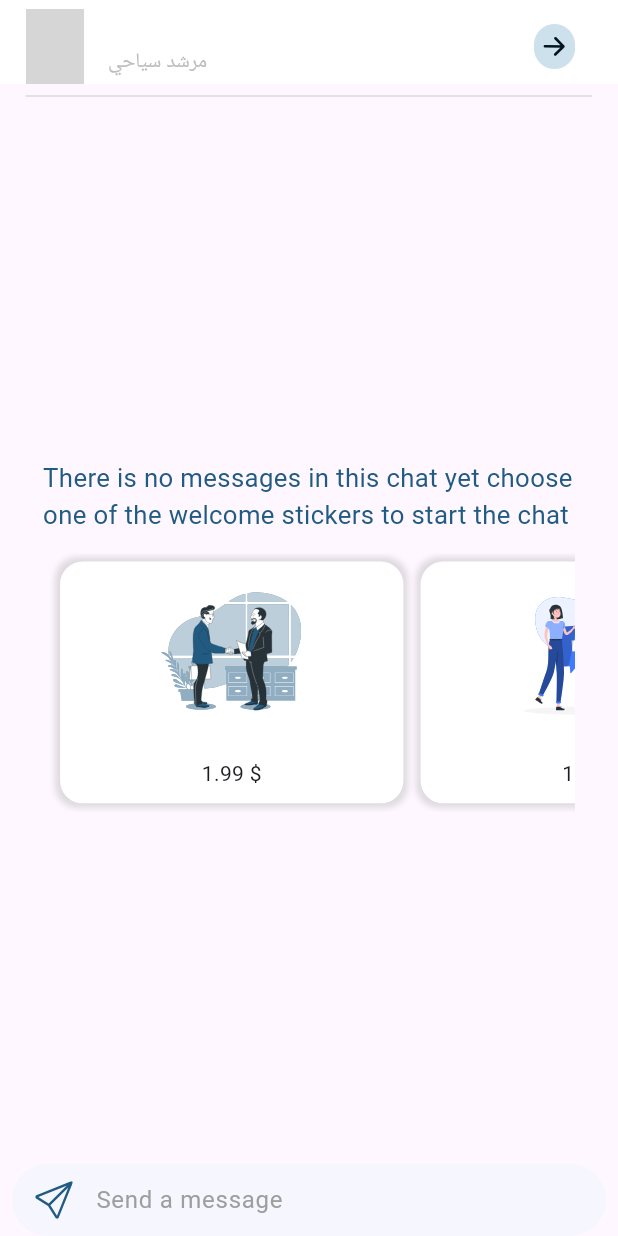
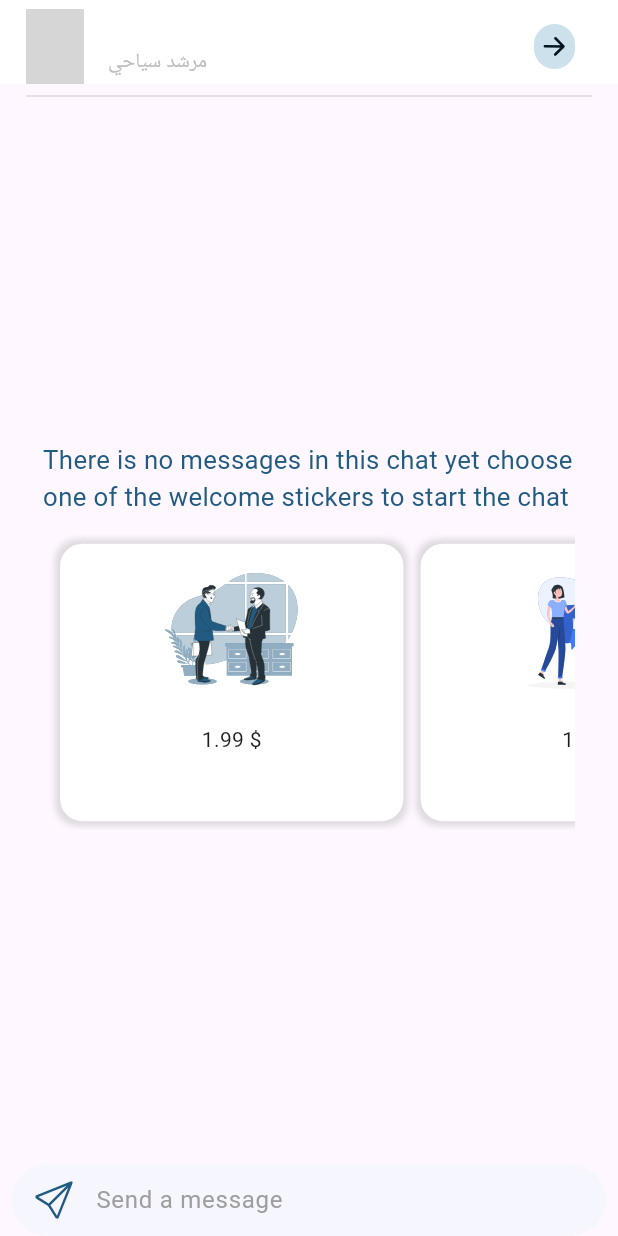
Before and after one commit to salah97nashaat/TravelWin-Plus, a Flutter app: the Chat screen opened directly, on a phone screen of 412 x 824 dp. Run offline on Flutter 3.47's test engine with Material 3 defaults, Android fonts, the phone set to English and light mode, and no system bars; our stand-ins replace auto_size_text, cached_network_image, carousel_slider, chewie, convex_bottom_bar, dio and 29 more; missing offline and left inert: applovin_max, pay; accounts and stored records are empty; network calls fail; project files that could hold a hidden picture were left out; grey boxes are pictures that could not be loaded.

Commit message:
Fix UI overflows in Activity detail screen and Chat welcome stickers

```diff
--- a/lib/view/screens/activities/activity_detailScreen.dart
+++ b/lib/view/screens/activities/activity_detailScreen.dart
@@ -106,14 +106,18 @@ class ActivityDetailScreen extends StatelessWidget {
           mainAxisAlignment: MainAxisAlignment.spaceBetween,
           children: [
             _buildBadge(activity.status, isAr),
-            Text(
+            SizedBox(width: 10.w),
+            Expanded(
+              child: Text(
                 isAr ? activity.infoAr : activity.infoEn,
                 maxLines: 1,
                 overflow: TextOverflow.ellipsis,
+                textAlign: isAr ? TextAlign.left : TextAlign.right,
                 style: TextStyle(
                   color: mainColor,
                   fontWeight: FontWeight.w600,
                   fontSize: 12.sp,
+                ),
               ),
             ),
           ],
--- a/lib/view/screens/messeges/chat.dart
+++ b/lib/view/screens/messeges/chat.dart
@@ -162,7 +162,7 @@ class _ChatState extends State<Chat> {
                             height: 10.h,
                           ),
                           SizedBox(
-                            height: 145.h,
+                            height: 165.h,
                             child: ListView(
                               scrollDirection: Axis.horizontal,
                               children: [
--- a/lib/view/screens/messeges/widgets.dart
+++ b/lib/view/screens/messeges/widgets.dart
@@ -132,14 +132,15 @@ class WelcomeSticker extends StatelessWidget {
                 blurRadius: 3)
           ], color: Colors.white, borderRadius: BorderRadius.circular(15)),
           child: Column(
+            mainAxisSize: MainAxisSize.min,
             children: [
               SvgPicture.asset(
                 sticker,
-                height: 100.h,
+                height: 95.h,
                 width: 200.w,
               ),
               SizedBox(
-                height: 10.h,
+                height: 6.h,
               ),
               Text('$price \$'),
               SizedBox(
```
Lines whose indentation alone changed are shown as unchanged.
